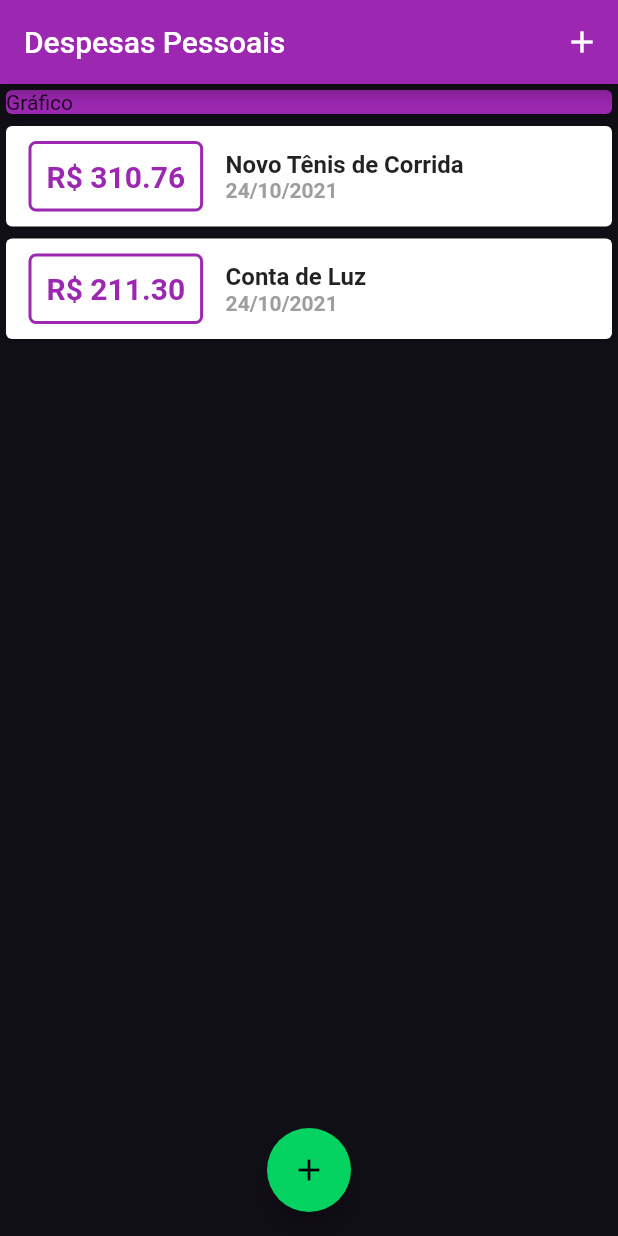
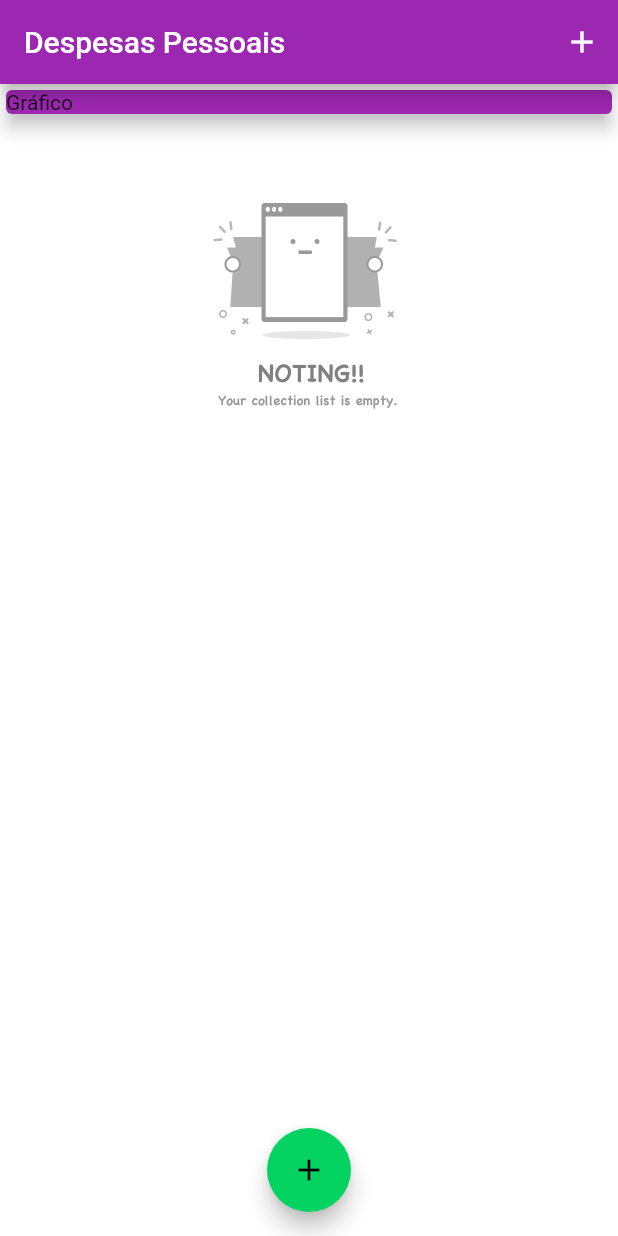
Before and after one commit to EduardoMoreira26/Flutter-expensesApp, a Flutter app: the screen it shows after launch, on a phone screen of 412 x 824 dp. Run offline on Flutter 3.47's test engine with Material 2 defaults, Android fonts, the phone set to English and light mode, and no system bars; Roboto replaces fonts that are missing (Quicksand).

Commit message:
add empty image on list

```diff
--- a/lib/components/transaction_list.dart
+++ b/lib/components/transaction_list.dart
@@ -11,9 +11,25 @@ class TransactionList extends StatelessWidget {
   Widget build(BuildContext context) {
     return Container(
       height: 300,
-      child: ListView.builder(
+      child: transactions.isEmpty
+          ? Column(
+              children: [
+                // Text(
+                //   'Nenhuma Transação Cadastrada!',
+                // ),
+                SizedBox(height: 20),
+                Container(
+                  height: 200,
+                  child: Image.asset(
+                    'assets/imagens/empty.png',
+                    fit: BoxFit.cover,
+                  ),
+                ),
+              ],
+            )
+          : ListView.builder(
               itemCount: transactions.length,
-        itemBuilder: (ctx, index){
+              itemBuilder: (ctx, index) {
                 final transaction = transactions[index];
                 return Card(
                   child: Row(
--- a/lib/main.dart
+++ b/lib/main.dart
@@ -15,7 +15,8 @@ class ExpensesApp extends StatelessWidget {
       theme: ThemeData(
         primarySwatch: Colors.purple,
         accentColor: Color.fromRGBO(4, 211, 97, 1),
-        scaffoldBackgroundColor: Color.fromRGBO(17, 15, 22, 1),
+        scaffoldBackgroundColor: Colors.white,
+        fontFamily: 'Quicksand',
       ),
     );
   }
@@ -27,19 +28,19 @@ class MyHomePage extends StatefulWidget {
 }
 
 class _MyHomePageState extends State<MyHomePage> {
-  final _transactions = [
-    Transaction(
-      id: 't1',
-      title: 'Novo Tênis de Corrida',
-      value: 310.76,
-      date: DateTime.now(),
-    ),
-    Transaction(
-      id: 't2',
-      title: 'Conta de Luz',
-      value: 211.30,
-      date: DateTime.now(),
-    ),
+  final List<Transaction> _transactions = [
+    // Transaction(
+    //   id: 't1',
+    //   title: 'Novo Tênis de Corrida',
+    //   value: 310.76,
+    //   date: DateTime.now(),
+    // ),
+    // Transaction(
+    //   id: 't2',
+    //   title: 'Conta de Luz',
+    //   value: 211.30,
+    //   date: DateTime.now(),
+    // ),
   ];
 
   _addTransaction(String title, double value) {
--- a/pubspec.yaml
+++ b/pubspec.yaml
@@ -45,8 +45,8 @@ flutter:
   uses-material-design: true
 
   # To add assets to your application, add an assets section, like this:
-  # assets:
-  #   - images/a_dot_burr.jpeg
+  assets:
+    - assets/imagens/empty.png
   #   - images/a_dot_ham.jpeg
 
   # An image asset can refer to one or more resolution-specific "variants", see
```
Also changed, not shown: assets/imagens/empty.png (added). Lines whose indentation alone changed are shown as unchanged.
